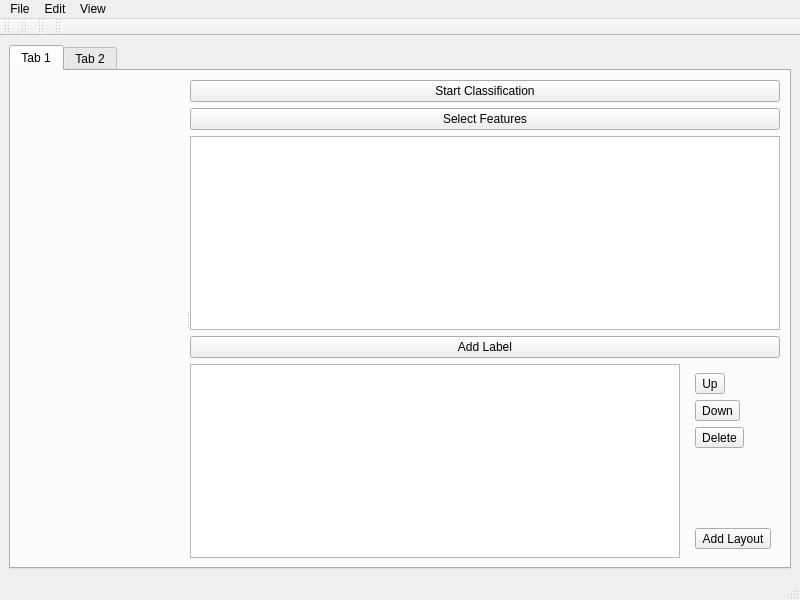
Above: designerElements/MainWindow.ui from ilastik/ilastik before the change. Below: the same form after it.
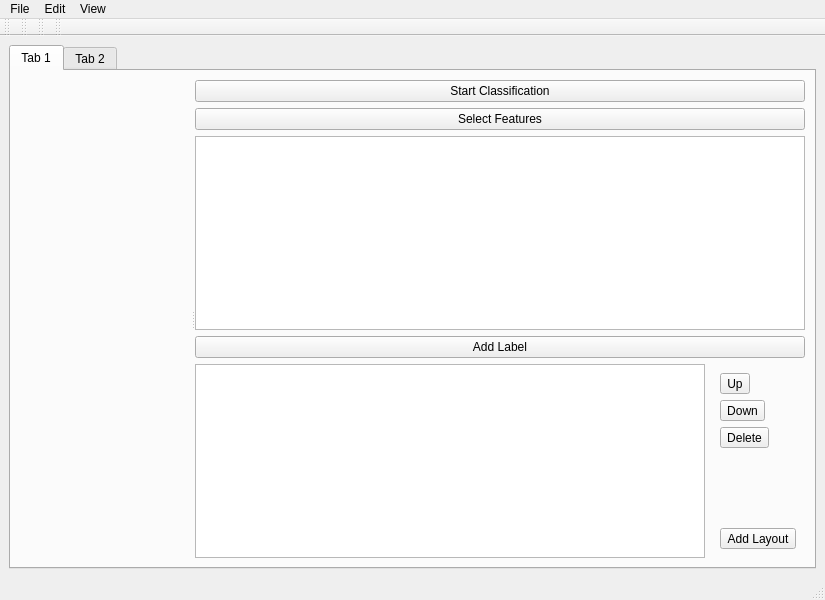
That is the form after the change. Icons and pictures are not drawn. Custom widgets are drawn as their Qt base class.

Commit message: add tool tips and fix indentation of python code

```diff
--- a/designerElements/MainWindow.ui
+++ b/designerElements/MainWindow.ui
@@ -6,7 +6,7 @@
    <rect>
     <x>0</x>
     <y>0</y>
-    <width>800</width>
+    <width>825</width>
     <height>600</height>
    </rect>
   </property>
@@ -150,7 +150,7 @@
     <rect>
      <x>0</x>
      <y>0</y>
-     <width>800</width>
+     <width>825</width>
      <height>24</height>
     </rect>
    </property>
```
Left out of the diff: 21 changed lines with no effect on the pictures. The commit also changes 1 other file.
